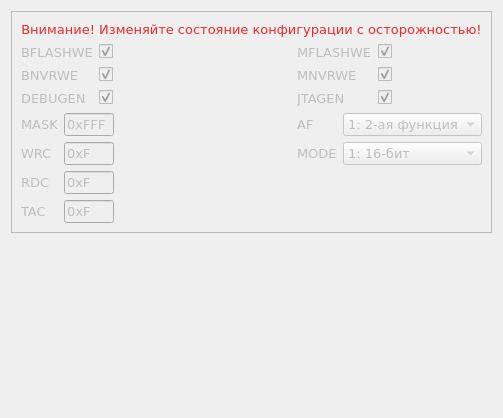
ntsfv/flasher, file app/ui/config028.ui: the form before one commit.
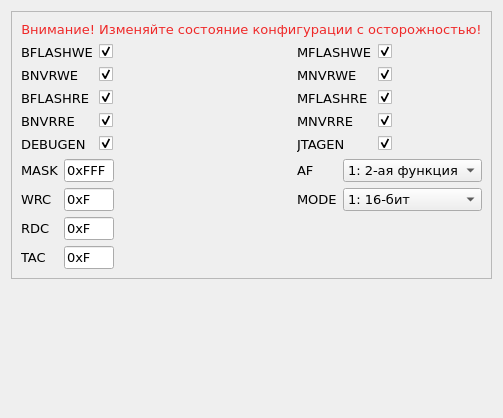
The form after the commit.

Commit message: app: обновил виджет конфигурации вк028

What changed in the file:
```diff
--- a/app/ui/config028.ui
+++ b/app/ui/config028.ui
@@ -6,7 +6,7 @@
    <rect>
     <x>0</x>
     <y>0</y>
-    <width>491</width>
+    <width>493</width>
     <height>418</height>
    </rect>
   </property>
@@ -23,7 +23,7 @@
    <item>
     <widget class="QFrame" name="tconfig_frm_cfg">
      <property name="enabled">
-      <bool>false</bool>
+      <bool>true</bool>
      </property>
      <property name="frameShape">
       <enum>QFrame::StyledPanel</enum>
@@ -185,7 +185,7 @@
             </property>
            </widget>
           </item>
-          <item row="2" column="0">
+          <item row="4" column="0">
            <widget class="QLabel" name="lbl_debugen">
             <property name="toolTip">
              <string>&lt;html&gt;&lt;head/&gt;&lt;body&gt;&lt;p&gt;0 - запрещение работы функции отладки внутри ядра&lt;/p&gt;&lt;p&gt;1 - разрешение работы функции отладки внутри ядра&lt;/p&gt;&lt;/body&gt;&lt;/html&gt;</string>
@@ -195,7 +195,7 @@
             </property>
            </widget>
           </item>
-          <item row="2" column="1">
+          <item row="4" column="1">
            <widget class="QCheckBox" name="chbox_debugen">
             <property name="text">
              <string/>
@@ -205,6 +205,46 @@
             </property>
            </widget>
           </item>
+          <item row="2" column="0">
+           <widget class="QLabel" name="lbl_bflashre">
+            <property name="toolTip">
+             <string>&lt;html&gt;&lt;head/&gt;&lt;body&gt;&lt;p&gt;0 - запрещение чтения основной области BFLASH&lt;/p&gt;&lt;p align=&quot;justify&quot;&gt;1 - разрешение чтения основной области BFLASH&lt;/p&gt;&lt;/body&gt;&lt;/html&gt;</string>
+            </property>
+            <property name="text">
+             <string>BFLASHRE</string>
+            </property>
+           </widget>
+          </item>
+          <item row="3" column="0">
+           <widget class="QLabel" name="lbl_bnvrre">
+            <property name="toolTip">
+             <string>&lt;html&gt;&lt;head/&gt;&lt;body&gt;&lt;p&gt;0 - запрещение чтения NVR области BFLASH&lt;/p&gt;&lt;p align=&quot;justify&quot;&gt;1 - разрешение чтения NVR области BFLASH&lt;/p&gt;&lt;/body&gt;&lt;/html&gt;</string>
+            </property>
+            <property name="text">
+             <string>BNVRRE</string>
+            </property>
+           </widget>
+          </item>
+          <item row="2" column="1">
+           <widget class="QCheckBox" name="chbox_bflashre">
+            <property name="text">
+             <string/>
+            </property>
+            <property name="checked">
+             <bool>true</bool>
+            </property>
+           </widget>
+          </item>
+          <item row="3" column="1">
+           <widget class="QCheckBox" name="chbox_bnvrre">
+            <property name="text">
+             <string/>
+            </property>
+            <property name="checked">
+             <bool>true</bool>
+            </property>
+           </widget>
+          </item>
          </layout>
         </item>
         <item row="0" column="1">
@@ -249,7 +289,7 @@
             </property>
            </widget>
           </item>
-          <item row="2" column="0">
+          <item row="4" column="0">
            <widget class="QLabel" name="lbl_jtagen">
             <property name="toolTip">
              <string>&lt;html&gt;&lt;head/&gt;&lt;body&gt;&lt;p&gt;0 - запрещение работы JTAG/SWD функции пина&lt;/p&gt;&lt;p align=&quot;justify&quot;&gt;1 - разрешение работы JTAG/SWD функции пина&lt;/p&gt;&lt;/body&gt;&lt;/html&gt;</string>
@@ -259,7 +299,7 @@
             </property>
            </widget>
           </item>
-          <item row="2" column="1">
+          <item row="4" column="1">
            <widget class="QCheckBox" name="chbox_jtagen">
             <property name="text">
              <string/>
@@ -269,6 +309,46 @@
             </property>
            </widget>
           </item>
+          <item row="2" column="0">
+           <widget class="QLabel" name="lbl_mflashre">
+            <property name="toolTip">
+             <string>&lt;html&gt;&lt;head/&gt;&lt;body&gt;&lt;p&gt;0 - запрещение чтения основной области MFLASH&lt;/p&gt;&lt;p align=&quot;justify&quot;&gt;1 - разрешение чтения основной области MFLASH&lt;/p&gt;&lt;/body&gt;&lt;/html&gt;</string>
+            </property>
+            <property name="text">
+             <string>MFLASHRE</string>
+            </property>
+           </widget>
+          </item>
+          <item row="3" column="0">
+           <widget class="QLabel" name="lbl_mnvrre">
+            <property name="toolTip">
+             <string>&lt;html&gt;&lt;head/&gt;&lt;body&gt;&lt;p&gt;0 - запрещение чтения NVR области MFLASH&lt;/p&gt;&lt;p align=&quot;justify&quot;&gt;1 - разрешение чтения NVR области MFLASH&lt;/p&gt;&lt;/body&gt;&lt;/html&gt;</string>
+            </property>
+            <property name="text">
+             <string>MNVRRE</string>
+            </property>
+           </widget>
+          </item>
+          <item row="2" column="1">
+           <widget class="QCheckBox" name="chbox_mflashre">
+            <property name="text">
+             <string/>
+            </property>
+            <property name="checked">
+             <bool>true</bool>
+            </property>
+           </widget>
+          </item>
+          <item row="3" column="1">
+           <widget class="QCheckBox" name="chbox_mnvrre">
+            <property name="text">
+             <string/>
+            </property>
+            <property name="checked">
+             <bool>true</bool>
+            </property>
+           </widget>
+          </item>
          </layout>
         </item>
         <item row="1" column="1">
```
The commit also changes 1 other file.
